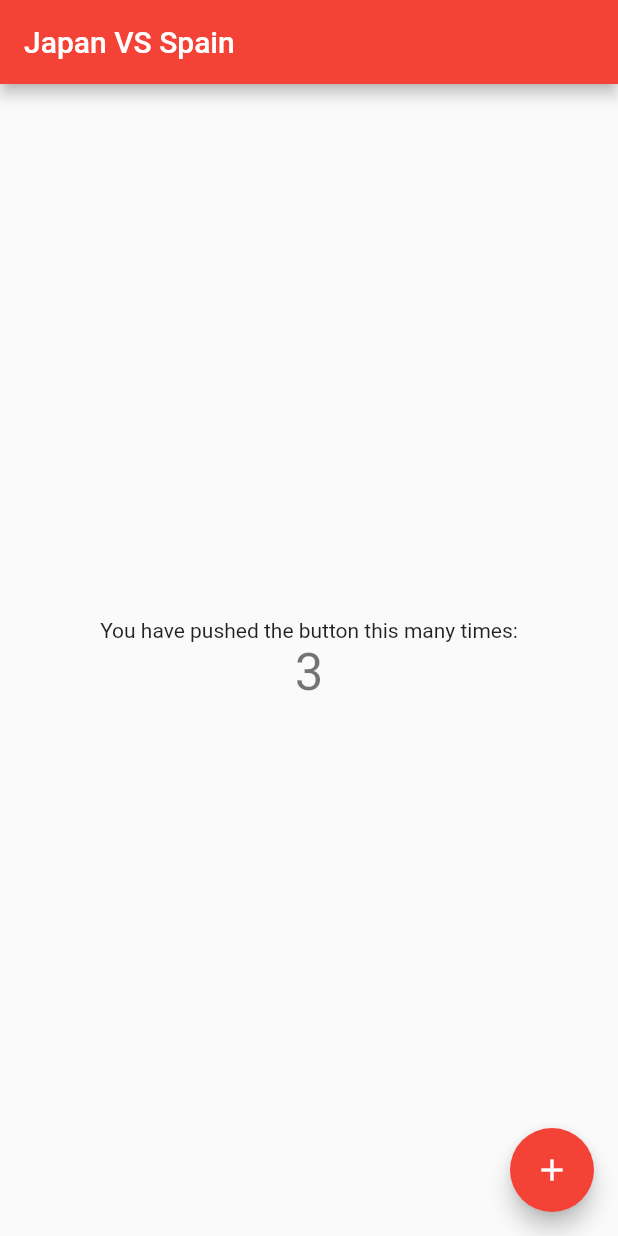
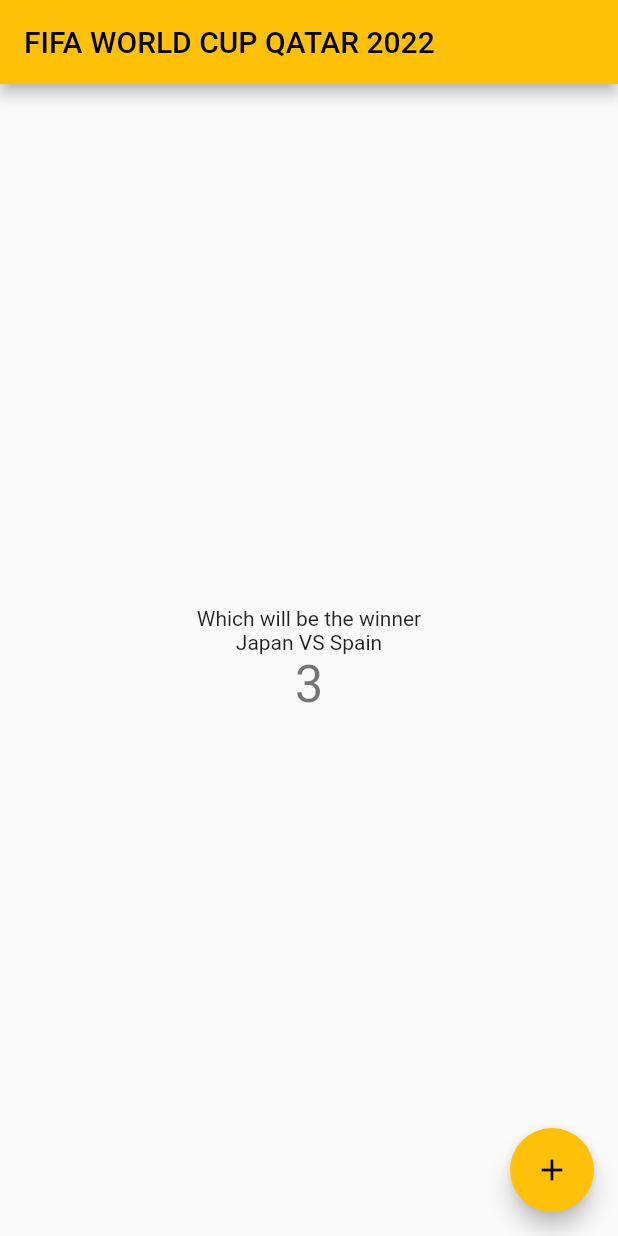
Before and after one commit to YukiMasuda/flutter_application_1, a Flutter app: the screen it shows after launch, on a phone screen of 412 x 824 dp. Run offline on Flutter 3.47's test engine with Material 2 defaults, Android fonts, the phone set to English and light mode, and no system bars.

Commit message:
change color and text

```diff
--- a/lib/main.dart
+++ b/lib/main.dart
@@ -12,9 +12,9 @@ class MyApp extends StatelessWidget {
       title: 'Flutter Demo',
       theme: ThemeData(
 
-        primarySwatch: Colors.red,
+        primarySwatch: Colors.amber,
       ),
-      home: const MyHomePage(title: 'Japan VS Spain'),
+      home: const MyHomePage(title: 'FIFA WORLD CUP QATAR 2022'),
     );
   }
 }
@@ -45,7 +45,10 @@ class _MyHomePageState extends State<MyHomePage> {
           mainAxisAlignment: MainAxisAlignment.center,
           children: <Widget>[
             const Text(
-              'You have pushed the button this many times:',
+              'Which will be the winner',
+            ),
+            const Text(
+              'Japan VS Spain'
             ),
             Text(
               '$_counter',
```
